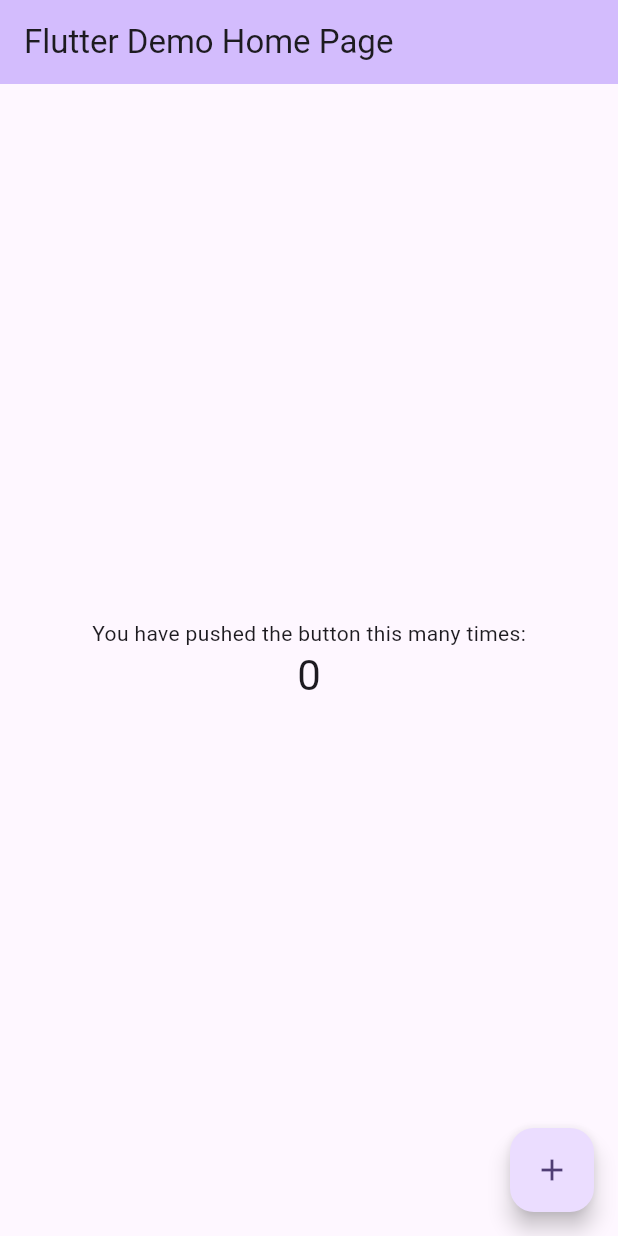
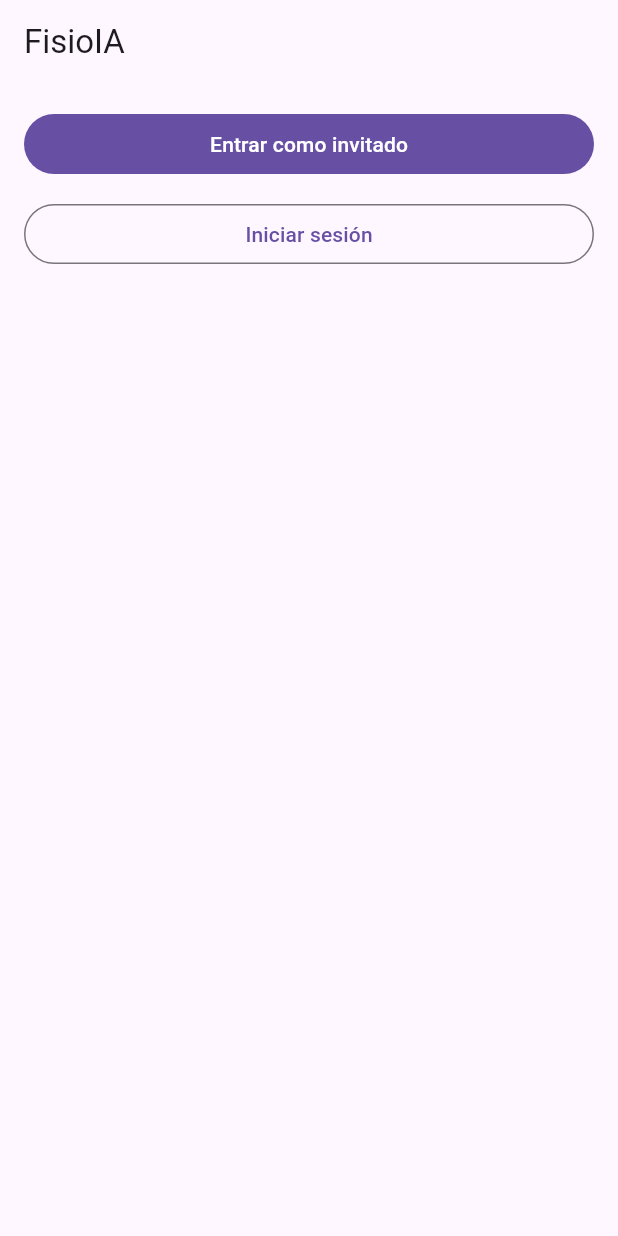
Before and after one commit to gabrieltss16/ProyectoIntermodular, a Flutter app: the screen it shows after launch, on a phone screen of 412 x 824 dp. Run offline on Flutter 3.47's test engine with Material 3 defaults, Android fonts, the phone set to English and light mode, and no system bars.

Commit message:
Carga del Home Scren y he cargado un pequeño catalogo

```diff
--- a/app/lib/main.dart
+++ b/app/lib/main.dart
@@ -1,3 +1,5 @@
+import 'package:fisioia/screens/home_screen.dart';
+import 'package:fisioia/screens/zones_screen.dart';
 import 'package:flutter/material.dart';
 
 void main() {
@@ -7,116 +9,12 @@ void main() {
 class MyApp extends StatelessWidget {
   const MyApp({super.key});
 
-  // This widget is the root of your application.
   @override
   Widget build(BuildContext context) {
     return MaterialApp(
-      title: 'Flutter Demo',
-      theme: ThemeData(
-        // This is the theme of your application.
-        //
-        // TRY THIS: Try running your application with "flutter run". You'll see
-        // the application has a purple toolbar. Then, without quitting the app,
-        // try changing the seedColor in the colorScheme below to Colors.green
-        // and then invoke "hot reload" (save your changes or press the "hot
-        // reload" button in a Flutter-supported IDE, or press "r" if you used
-        // the command line to start the app).
-        //
-        // Notice that the counter didn't reset back to zero; the application
-        // state is not lost during the reload. To reset the state, use hot
-        // restart instead.
-        //
-        // This works for code too, not just values: Most code changes can be
-        // tested with just a hot reload.
-        colorScheme: .fromSeed(seedColor: Colors.deepPurple),
-      ),
-      home: const MyHomePage(title: 'Flutter Demo Home Page'),
+      title: 'FisioIA',
+      debugShowCheckedModeBanner: false,
+      home: const HomeScreen(),
     );
   }
 }
-
-class MyHomePage extends StatefulWidget {
-  const MyHomePage({super.key, required this.title});
-
-  // This widget is the home page of your application. It is stateful, meaning
-  // that it has a State object (defined below) that contains fields that affect
-  // how it looks.
-
-  // This class is the configuration for the state. It holds the values (in this
-  // case the title) provided by the parent (in this case the App widget) and
-  // used by the build method of the State. Fields in a Widget subclass are
-  // always marked "final".
-
-  final String title;
-
-  @override
-  State<MyHomePage> createState() => _MyHomePageState();
-}
-
-class _MyHomePageState extends State<MyHomePage> {
-  int _counter = 0;
-
-  void _incrementCounter() {
-    setState(() {
-      // This call to setState tells the Flutter framework that something has
-      // changed in this State, which causes it to rerun the build method below
-      // so that the display can reflect the updated values. If we changed
-      // _counter without calling setState(), then the build method would not be
-      // called again, and so nothing would appear to happen.
-      _counter++;
-    });
-  }
-
-  @override
-  Widget build(BuildContext context) {
-    // This method is rerun every time setState is called, for instance as done
-    // by the _incrementCounter method above.
-    //
-    // The Flutter framework has been optimized to make rerunning build methods
-    // fast, so that you can just rebuild anything that needs updating rather
-    // than having to individually change instances of widgets.
-    return Scaffold(
-      appBar: AppBar(
-        // TRY THIS: Try changing the color here to a specific color (to
-        // Colors.amber, perhaps?) and trigger a hot reload to see the AppBar
-        // change color while the other colors stay the same.
-        backgroundColor: Theme.of(context).colorScheme.inversePrimary,
-        // Here we take the value from the MyHomePage object that was created by
-        // the App.build method, and use it to set our appbar title.
-        title: Text(widget.title),
-      ),
-      body: Center(
-        // Center is a layout widget. It takes a single child and positions it
-        // in the middle of the parent.
-        child: Column(
-          // Column is also a layout widget. It takes a list of children and
-          // arranges them vertically. By default, it sizes itself to fit its
-          // children horizontally, and tries to be as tall as its parent.
-          //
-          // Column has various properties to control how it sizes itself and
-          // how it positions its children. Here we use mainAxisAlignment to
-          // center the children vertically; the main axis here is the vertical
-          // axis because Columns are vertical (the cross axis would be
-          // horizontal).
-          //
-          // TRY THIS: Invoke "debug painting" (choose the "Toggle Debug Paint"
-          // action in the IDE, or press "p" in the console), to see the
-          // wireframe for each widget.
-          mainAxisAlignment: .center,
-          children: [
-            const Text('You have pushed the button this many times:'),
-            Text(
-              '$_counter',
-              style: Theme.of(context).textTheme.headlineMedium,
-            ),
-          ],
-        ),
-      ),
-      floatingActionButton: FloatingActionButton(
-        onPressed: _incrementCounter,
-        tooltip: 'Increment',
-        child: const Icon(Icons.add),
-      ),
-    );
-  }
-}
--- /dev/null
+++ b/app/lib/models/exercise.dart
@@ -0,0 +1,31 @@
+class Exercise {
+  final String id;
+  final String zonaId;
+  final String nombre;
+  final String descripcion;
+  final int series;
+  final int repeticiones;
+  final String? imagen;
+
+  Exercise({
+    required this.id,
+    required this.zonaId,
+    required this.nombre,
+    required this.descripcion,
+    required this.series,
+    required this.repeticiones,
+    this.imagen,
+  });
+
+  factory Exercise.fromJson(Map<String, dynamic> json) {
+    return Exercise(
+      id: json['id'] as String,
+      zonaId: json['zonaId'] as String,
+      nombre: json['nombre'] as String,
+      descripcion: json['descripcion'] as String,
+      series: (json['series'] as num).toInt(),
+      repeticiones: (json['repeticiones'] as num).toInt(),
+      imagen: json['imagen'] as String?,
+    );
+  }
+}
--- /dev/null
+++ b/app/lib/models/zone.dart
@@ -0,0 +1,13 @@
+class Zone {
+  final String id;
+  final String nombre;
+
+  Zone({required this.id, required this.nombre});
+
+  factory Zone.fromJson(Map<String, dynamic> json) {
+    return Zone(
+      id: json['id'] as String,
+      nombre: json['nombre'] as String,
+    );
+  }
+}
--- /dev/null
+++ b/app/lib/screens/home_screen.dart
@@ -0,0 +1,47 @@
+import 'package:flutter/material.dart';
+import '../services/catalog_service.dart';
+import 'zones_screen.dart';
+
+class HomeScreen extends StatelessWidget {
+  const HomeScreen({super.key});
+
+  @override
+  Widget build(BuildContext context) {
+    return Scaffold(
+      appBar: AppBar(title: const Text('FisioIA')),
+      body: Padding(
+        padding: const EdgeInsets.all(16),
+        child: Column(
+          crossAxisAlignment: CrossAxisAlignment.stretch,
+          children: [
+            FilledButton(
+              onPressed: () async {
+                final data = await CatalogService().load();
+                if (!context.mounted) return;
+
+                Navigator.push(
+                  context,
+                  MaterialPageRoute(builder: (_) => ZonesScreen(data: data)),
+                );
+              },
+              child: const Text('Entrar como invitado'),
+            ),
+            const SizedBox(height: 12),
+            OutlinedButton(
+              onPressed: () {
+                showDialog(
+                  context: context,
+                  builder: (_) => const AlertDialog(
+                    title: Text('Iniciar sesión'),
+                    content: Text('Próximamente: Firebase Auth'),
+                  ),
+                );
+              },
+              child: const Text('Iniciar sesión'),
+            ),
+          ],
+        ),
+      ),
+    );
+  }
+}
--- /dev/null
+++ b/app/lib/services/catalog_service.dart
@@ -0,0 +1,27 @@
+import 'dart:convert';
+import 'package:flutter/services.dart';
+import '../models/exercise.dart';
+import '../models/zone.dart';
+
+class CatalogData {
+  final List<Zone> zones;
+  final List<Exercise> exercises;
+
+  CatalogData({required this.zones, required this.exercises});
+}
+
+class CatalogService {
+  Future<CatalogData> load() async {
+    final raw = await rootBundle.loadString('assets/exercises.json');
+    final jsonMap = jsonDecode(raw) as Map<String, dynamic>;
+
+    final zonesJson = (jsonMap['zones'] as List).cast<Map<String, dynamic>>();
+    final exercisesJson =
+        (jsonMap['exercises'] as List).cast<Map<String, dynamic>>();
+
+    final zones = zonesJson.map(Zone.fromJson).toList();
+    final exercises = exercisesJson.map(Exercise.fromJson).toList();
+
+    return CatalogData(zones: zones, exercises: exercises);
+  }
+}
--- a/app/pubspec.yaml
+++ b/app/pubspec.yaml
@@ -56,7 +56,9 @@ flutter:
   # included with your application, so that you can use the icons in
   # the material Icons class.
   uses-material-design: true
-
+  assets:
+    - assets/exercises.json
+    - assets/images/
   # To add assets to your application, add an assets section, like this:
   # assets:
   #   - images/a_dot_burr.jpeg
```
Also changed, not shown: app/assets/exercises.json (added, +26 -0 lines), app/lib/screens/zone_exercises_screen.dart (added, +49 -0 lines), app/lib/screens/zones_screen.dart (added, +38 -0 lines).
